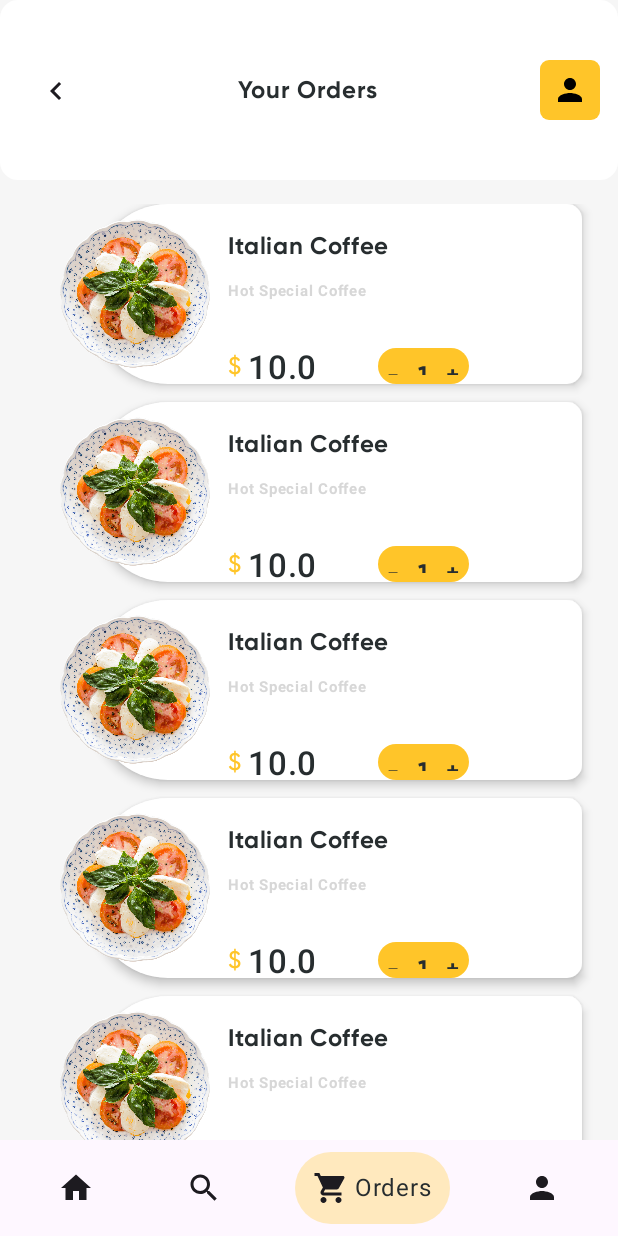
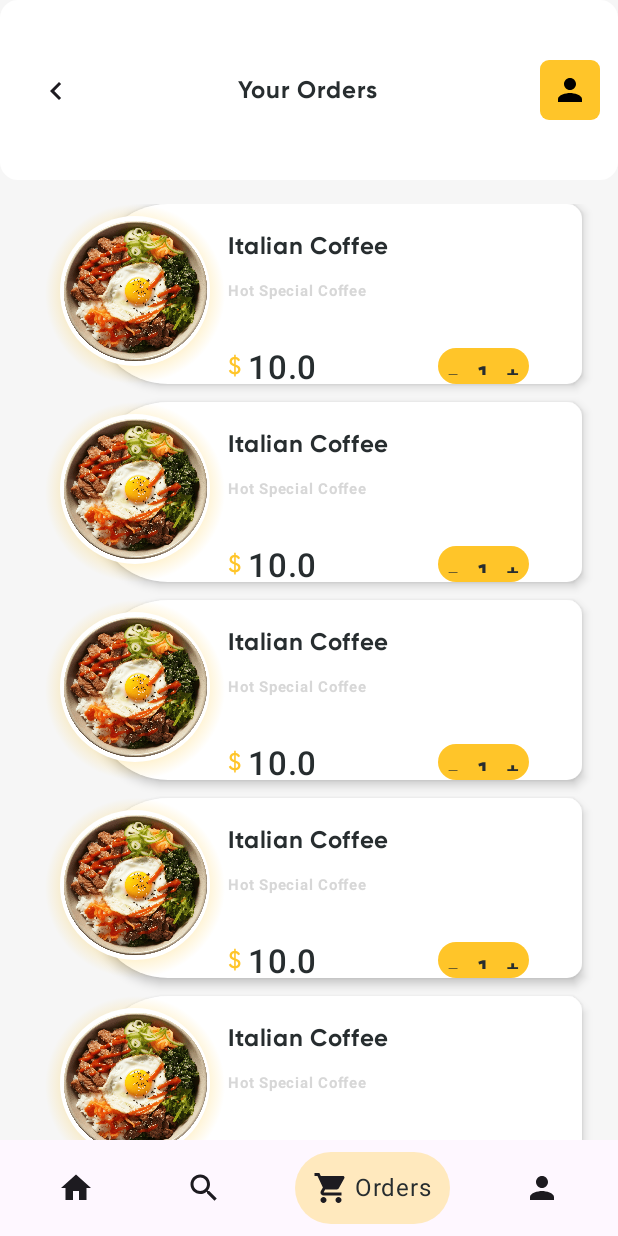
Before and after one commit to jenAndroidDev/Composefood, an Android app built with Jetpack Compose: the CartScreen screen opened through its navigation route, on a phone screen of 412 x 824 dp. Run offline under Robolectric (Android 15) with nearby library versions, the light colour scheme and no system bars; our stand-ins replace Dagger/Hilt's generated code, Timber.

Commit message:
feat/order screen

```diff
--- a/app/src/main/java/com/example/composefood/components/CustomShadow.kt
+++ b/app/src/main/java/com/example/composefood/components/CustomShadow.kt
@@ -5,15 +5,10 @@ import androidx.compose.foundation.Image
 import androidx.compose.foundation.background
 import androidx.compose.foundation.clickable
 import androidx.compose.foundation.layout.Box
-import androidx.compose.foundation.layout.fillMaxSize
 import androidx.compose.foundation.layout.padding
-import androidx.compose.foundation.layout.requiredSize
 import androidx.compose.foundation.layout.size
 import androidx.compose.foundation.shape.CircleShape
-import androidx.compose.material.Icon
 import androidx.compose.material.Surface
-import androidx.compose.material.icons.Icons
-import androidx.compose.material.icons.filled.Refresh
 import androidx.compose.runtime.Composable
 import androidx.compose.runtime.remember
 import androidx.compose.ui.Alignment
@@ -35,8 +30,7 @@ import androidx.compose.ui.graphics.toArgb
 import androidx.compose.ui.layout.ContentScale
 import androidx.compose.ui.res.painterResource
 import com.example.composefood.R
-import com.example.composefood.commons.CircleImage
-
+import com.example.composefood.ui.theme.GoldenYellow
 
 
 fun Modifier.customShadow(
@@ -107,16 +101,20 @@ fun PreviewCustomShadow(){
 
     }
 
+
 @Preview
 @Composable
-fun MyButton(){
+fun CircleButtonShadowed(
+    size:Dp = 100.dp,
+    image:Int = R.drawable.sample_circle,
+){
     Box(
         modifier = Modifier
-            .size(64.dp)
+            .size(120.dp)
             .background(
                 brush = Brush.radialGradient(
                     colors = listOf(
-                        Color.Yellow,
+                        GoldenYellow,
                         Color.Transparent
                     )
                 )
@@ -127,22 +125,21 @@ fun MyButton(){
         Surface(
             shape = CircleShape,
             modifier = Modifier
-                .size(55.dp)
+                .size(size)
                 .background(Color.Transparent)
                 .clickable { }
         ) {
             Box(
                 modifier = Modifier
-                    .padding()
-                    .background(Color.Gray),
+                    .background(Color.Transparent),
                 contentAlignment = Alignment.Center
             ) {
                 Image(
                     modifier = Modifier
                         .clip(CircleShape)
-                        .background(Color.White)
+                        .size(size)
                     ,
-                    painter = painterResource(id = R.drawable.item_b),
+                    painter = painterResource(id = image),
                     contentDescription = null,
                     contentScale = ContentScale.Crop,
                 )
--- a/app/src/main/java/com/example/composefood/feature/cart/presentation/CartScreen.kt
+++ b/app/src/main/java/com/example/composefood/feature/cart/presentation/CartScreen.kt
@@ -1,6 +1,5 @@
 package com.example.composefood.feature.cart.presentation
 
-import androidx.compose.foundation.Image
 import androidx.compose.foundation.background
 import androidx.compose.foundation.layout.Arrangement
 import androidx.compose.foundation.layout.Box
@@ -11,12 +10,10 @@ import androidx.compose.foundation.layout.fillMaxSize
 import androidx.compose.foundation.layout.fillMaxWidth
 import androidx.compose.foundation.layout.height
 import androidx.compose.foundation.layout.padding
-import androidx.compose.foundation.layout.size
 import androidx.compose.foundation.layout.systemBarsPadding
 import androidx.compose.foundation.layout.width
 import androidx.compose.foundation.layout.wrapContentHeight
 import androidx.compose.foundation.lazy.LazyColumn
-import androidx.compose.foundation.shape.CircleShape
 import androidx.compose.foundation.shape.RoundedCornerShape
 import androidx.compose.material.icons.Icons
 import androidx.compose.material.icons.filled.KeyboardArrowLeft
@@ -28,10 +25,7 @@ import androidx.compose.runtime.Composable
 import androidx.compose.runtime.snapshots.SnapshotStateList
 import androidx.compose.ui.Alignment
 import androidx.compose.ui.Modifier
-import androidx.compose.ui.draw.clip
 import androidx.compose.ui.graphics.Color
-import androidx.compose.ui.layout.ContentScale
-import androidx.compose.ui.res.painterResource
 import androidx.compose.ui.tooling.preview.Preview
 import androidx.compose.ui.unit.dp
 import androidx.hilt.navigation.compose.hiltViewModel
@@ -43,6 +37,7 @@ import com.example.composefood.components.HeaderBackIcon
 import com.example.composefood.commons.MediumHeightText
 import com.example.composefood.components.ProfileIcon
 import com.example.composefood.commons.SubTitleText
+import com.example.composefood.components.CircleButtonShadowed
 import com.example.composefood.ui.theme.GREY_10
 
 @Composable
@@ -53,9 +48,7 @@ fun CartScreen(
     Surface(modifier = modifier
         .fillMaxSize()
     ) {
-        Column(modifier = modifier.background(
-            color = GREY_10
-        )) {
+        Column(modifier = modifier.background(color = GREY_10)) {
             Header(modifier = modifier)
             Spacer(modifier = modifier.height(16.dp))
             OrdersFeed(modifier = modifier)
@@ -128,7 +121,7 @@ fun OrderedItem(modifier: Modifier = Modifier,data:UiModel){
                 Row(
                     modifier
                         .fillMaxWidth(),
-                    horizontalArrangement = Arrangement.spacedBy(40.dp),
+                    horizontalArrangement = Arrangement.spacedBy(80.dp),
                     verticalAlignment = Alignment.CenterVertically) {
                     CurrencyText(price = data.price.toFloat())
                     CounterButton()
@@ -142,7 +135,6 @@ fun OrderedItem(modifier: Modifier = Modifier,data:UiModel){
                 .align(Alignment.CenterStart)
                 .padding(start = 30.dp),
             image = data.image
-
         )
     }
 }
@@ -164,34 +156,23 @@ fun OrdersList(data:SnapshotStateList<UiModel>,modifier: Modifier){
         .systemBarsPadding()
         .fillMaxSize(),
         ){
-
         items(data.size){
-
             OrderedItem(data = data[it])
             Spacer(modifier = modifier.height(12.dp))
         }
-
     }
 
 }
-
-@Preview
 @Composable
 fun CircleMenuItem(modifier: Modifier=Modifier,
-                   image: Int = R.drawable.sample_circle2){
+                   image: Int){
     Box(modifier = modifier
         .height(120.dp)
         .width(120.dp)
         ){
-        Image(
-            painter = painterResource(id = image),
-            contentDescription = "avatar",
-            contentScale = ContentScale.Crop,
-            modifier = Modifier
-                .size(120.dp)
-                .clip(CircleShape)
-        )
+        CircleButtonShadowed()
     }
+
 }
 @Preview
 @Composable
--- a/app/src/main/java/com/example/composefood/feature/cart/presentation/CartViewModel.kt
+++ b/app/src/main/java/com/example/composefood/feature/cart/presentation/CartViewModel.kt
@@ -36,25 +36,25 @@ class CartViewModel:ViewModel() {
 
     private fun getFakeData():ArrayList<UiModel>{
         return arrayListOf(
-            UiModel(1, R.drawable.sample_circle2,"Italian Coffee","Hot Special Coffee ",
+            UiModel(1, R.drawable.sample_circle,"Italian Coffee","Hot Special Coffee ",
                 "10"),
-            UiModel(2, R.drawable.sample_circle2,"Italian Coffee","Hot Special Coffee ",
+            UiModel(2, R.drawable.sample_circle,"Italian Coffee","Hot Special Coffee ",
                 "10"),
-            UiModel(3, R.drawable.sample_circle2,"Italian Coffee","Hot Special Coffee ",
+            UiModel(3, R.drawable.sample_circle,"Italian Coffee","Hot Special Coffee ",
                 "10"),
-            UiModel(4, R.drawable.sample_circle2,"Italian Coffee","Hot Special Coffee ",
+            UiModel(4, R.drawable.sample_circle,"Italian Coffee","Hot Special Coffee ",
                 "10"),
-            UiModel(5, R.drawable.sample_circle2,"Italian Coffee","Hot Special Coffee ",
+            UiModel(5, R.drawable.sample_circle,"Italian Coffee","Hot Special Coffee ",
                 "10"),
-            UiModel(6, R.drawable.sample_circle3,"Italian Coffee","Hot Special Coffee ",
+            UiModel(6, R.drawable.sample_circle,"Italian Coffee","Hot Special Coffee ",
                 "10"),
-            UiModel(7, R.drawable.sample_circle3,"Italian Coffee","Hot Special Coffee ",
+            UiModel(7, R.drawable.sample_circle,"Italian Coffee","Hot Special Coffee ",
                 "10"),
-            UiModel(8, R.drawable.sample_circle3,"Italian Coffee","Hot Special Coffee ",
+            UiModel(8, R.drawable.sample_circle,"Italian Coffee","Hot Special Coffee ",
                 "10"),
-            UiModel(9, R.drawable.sample_circle3,"Italian Coffee","Hot Special Coffee ",
+            UiModel(9, R.drawable.sample_circle,"Italian Coffee","Hot Special Coffee ",
                 "10"),
-            UiModel(10, R.drawable.sample_circle3,"Italian Coffee","Hot Special Coffee ",
+            UiModel(10, R.drawable.sample_circle,"Italian Coffee","Hot Special Coffee ",
                 "10"),
 
         )
```
